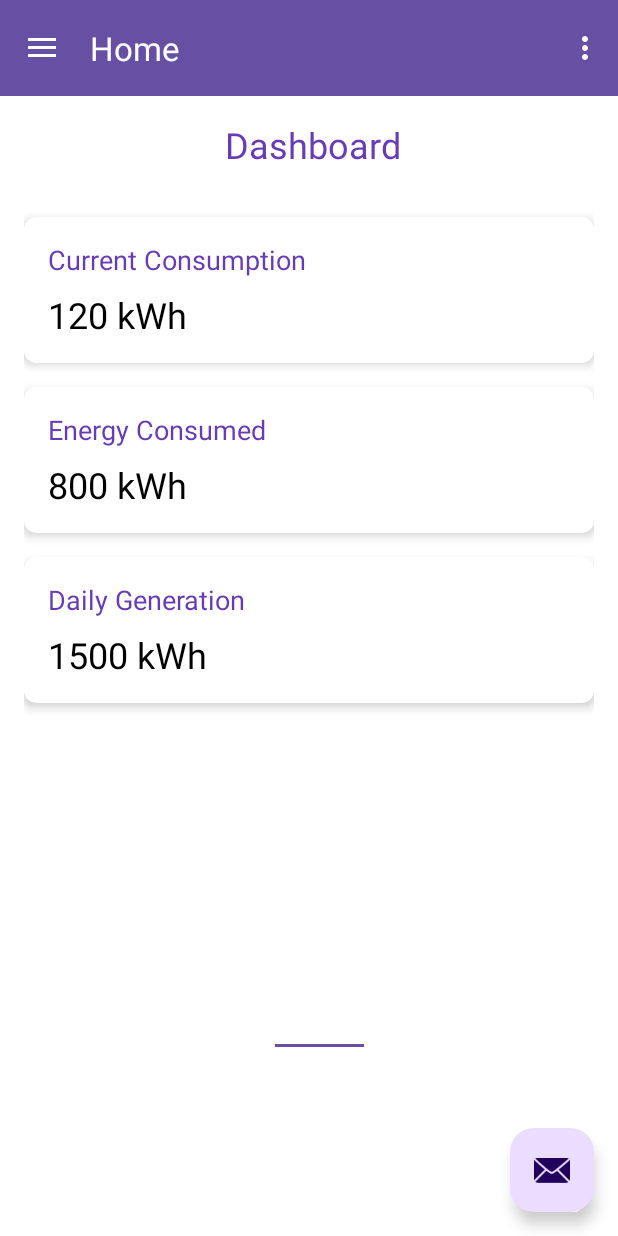
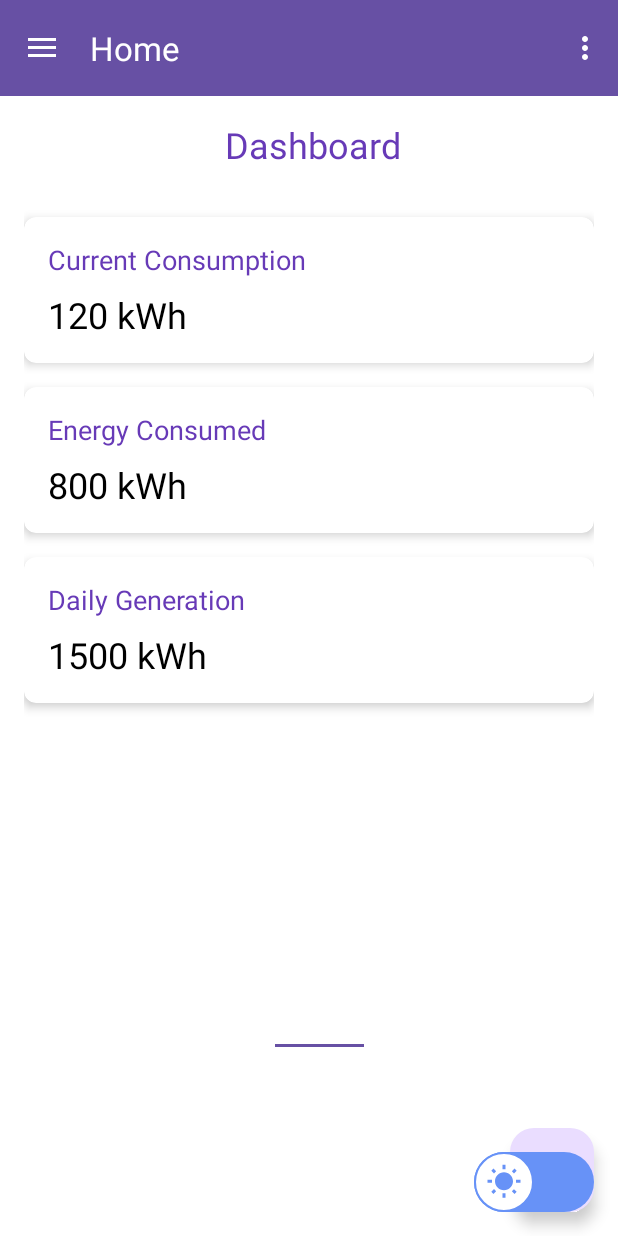
Before and after one commit to kaikamal/FYP, an Android app: the MainActivity2 screen opened directly, with no data from a screen before it, on a phone screen of 412 x 824 dp. Run offline under Robolectric (Android 15) with nearby library versions, the phone set to English and light mode, and no system bars; our stand-ins replace Firebase (no records; nobody signed in at launch, a user with empty details on screens opened directly), navigation-ui.

Commit message:
project commit

```diff
--- a/app/src/main/res/drawable/thumbfalse.xml
+++ b/app/src/main/res/drawable/thumbfalse.xml
@@ -11,7 +11,6 @@
             <stroke
                 android:width="1dp"
                 android:color="@color/lavender"/>
-
         </shape>
     </item>
     <item
@@ -21,5 +20,4 @@
         android:left="8dp"
         android:right="8dp"
         />
-
 </layer-list>
--- a/app/src/main/res/layout/activity_main.xml
+++ b/app/src/main/res/layout/activity_main.xml
@@ -29,4 +29,6 @@
         app:layout_constraintStart_toStartOf="parent"
         app:layout_constraintTop_toTopOf="parent" />
 
+
+
 </androidx.constraintlayout.widget.ConstraintLayout>
--- a/app/src/main/res/layout/activity_main2.xml
+++ b/app/src/main/res/layout/activity_main2.xml
@@ -8,12 +8,32 @@
     android:fitsSystemWindows="true"
     tools:openDrawer="start">
 
-    <include
-        android:id="@+id/app_bar_main2"
-        layout="@layout/app_bar_main2"
+    <!-- Main content -->
+    <RelativeLayout
         android:layout_width="match_parent"
-        android:layout_height="match_parent" />
+        android:layout_height="match_parent">
 
+        <!-- Include your main content here -->
+        <include
+            android:id="@+id/app_bar_main2"
+            layout="@layout/app_bar_main2"
+            android:layout_width="match_parent"
+            android:layout_height="match_parent" />
+
+        <!-- Switch widget -->
+        <Switch
+            android:id="@+id/themeSwitch"
+            android:layout_width="wrap_content"
+            android:layout_height="wrap_content"
+            android:layout_alignParentBottom="true"
+            android:layout_alignParentEnd="true"
+            android:layout_margin="16dp"
+            android:thumb="@drawable/thumb"
+            android:track="@drawable/track"/>
+
+    </RelativeLayout>
+
+    <!-- Navigation drawer -->
     <com.google.android.material.navigation.NavigationView
         android:id="@+id/nav_view"
         android:layout_width="wrap_content"
@@ -22,4 +42,5 @@
         android:fitsSystemWindows="true"
         app:headerLayout="@layout/nav_header_main2"
         app:menu="@menu/activity_main_drawer" />
+
 </androidx.drawerlayout.widget.DrawerLayout>
--- a/app/src/main/res/layout/app_bar_main2.xml
+++ b/app/src/main/res/layout/app_bar_main2.xml
@@ -4,6 +4,7 @@
     xmlns:tools="http://schemas.android.com/tools"
     android:layout_width="match_parent"
     android:layout_height="match_parent"
+
     tools:context=".MainActivity2">
 
     <com.google.android.material.appbar.AppBarLayout
```
Also changed, not shown: app/src/main/java/com/example/loginactivity/MainActivity2.java (+21 -0 lines), app/src/main/res/drawable/track.xml (+7 -0 lines).
